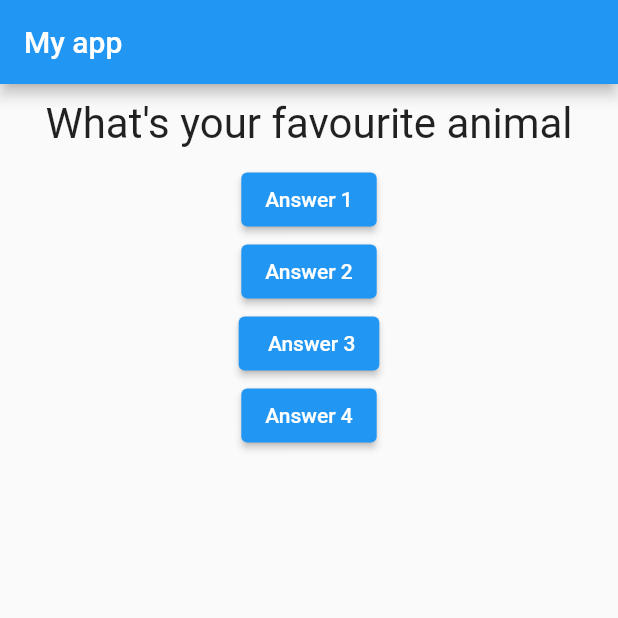
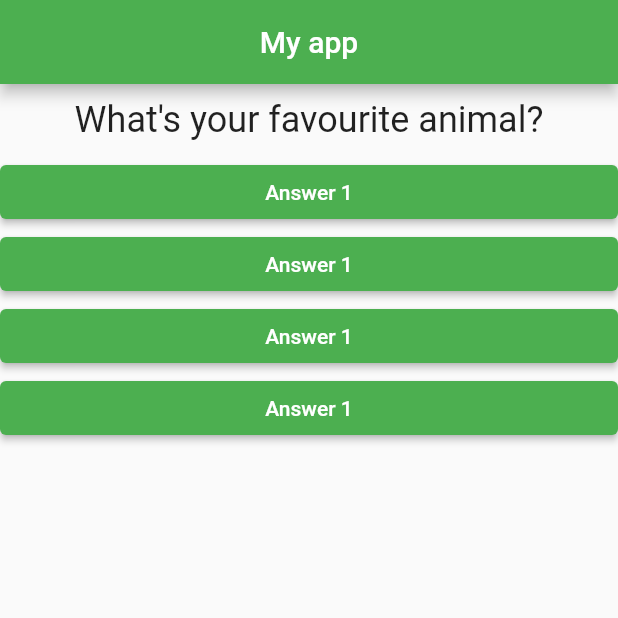
Before and after one commit to NicholasNgaruiya/Personality-Test-app, a Flutter app: the screen it shows after launch, after a tap on "Answer 1", on a phone screen of 412 x 824 dp, the top half of it. Run offline on Flutter 3.47's test engine with Material 2 defaults, Android fonts, the phone set to English and light mode, and no system bars.

Commit message:
Created an Answer widget for all my answers and styled it and also created  a List of maps for the questions and answers

```diff
--- /dev/null
+++ b/lib/answer.dart
@@ -0,0 +1,24 @@
+import 'package:flutter/material.dart';
+
+class Answer extends StatelessWidget {
+  final VoidCallback selectHandler;
+
+  const Answer(this.selectHandler, {super.key});
+
+  @override
+  Widget build(BuildContext context) {
+    return Container(
+      width: double.infinity,
+      child: ElevatedButton(
+        style: ElevatedButton.styleFrom(
+          backgroundColor: Colors.green,
+          foregroundColor: Colors.white,
+          // elevation: 20,
+          // shadowColor: Colors.greenAccent,
+        ),
+        onPressed: selectHandler,
+        child: const Text('Answer 1'),
+      ),
+    );
+  }
+}
--- a/lib/main.dart
+++ b/lib/main.dart
@@ -1,16 +1,18 @@
 import 'package:flutter/material.dart';
 import './question.dart';
+import './answer.dart';
 
 void main() {
-  runApp(MyApp());
+  runApp(const MyApp());
 }
 
 // void main() => runApp(MyApp());
 
 class MyApp extends StatefulWidget {
+  const MyApp({super.key});
+
   @override
   State<StatefulWidget> createState() {
-    // TODO: implement createState
     return _MyAppState();
   }
 }
@@ -22,42 +24,40 @@ class _MyAppState extends State<MyApp> {
     setState(() {
       _questionIndex = _questionIndex + 1;
     });
-    print(_questionIndex);
+    // print(_questionIndex);
   }
 
   @override
   Widget build(BuildContext context) {
     var questions = [
-      'What\'s your favourite color',
-      'What\'s your favourite animal',
+      {
+        'questionText': 'What\'s your favourite color?',
+        'answers': ['Black', 'Red', 'Green', 'White']
+      },
+      {
+        'questionText': 'What\'s your favourite animal?',
+        'answers': ['Bunny', 'Cat', 'Dog', 'Chicken']
+      },
+      {
+        'questionText': 'Who\'s your favourite lecturer?',
+        'answers': ['Brad', 'Joe', 'Max', 'Fireship']
+      },
     ];
     return MaterialApp(
       home: Scaffold(
         appBar: AppBar(
           title: const Text('My app'),
+          backgroundColor: Colors.green,
+          centerTitle: true,
         ),
         body: Column(children: [
           Question(
-            questions[_questionIndex],
+            questions[_questionIndex]['questionText'] as String,
           ),
-          ElevatedButton(
-            onPressed: _answerQuestion,
-            child: const Text('Answer 1'),
-          ),
-          ElevatedButton(
-            onPressed: () => print('Answer 2 chosen!'),
-            child: const Text('Answer 2'),
-          ),
-          ElevatedButton(
-            onPressed: () {
-              print('Answer 3 chosen');
-            },
-            child: const Text(' Answer 3'),
-          ),
-          ElevatedButton(
-            onPressed: () => print('Answer 4 chosen!'),
-            child: const Text('Answer 4'),
-          )
+          Answer(_answerQuestion),
+          Answer(_answerQuestion),
+          Answer(_answerQuestion),
+          Answer(_answerQuestion),
         ]),
       ),
     );
--- a/lib/question.dart
+++ b/lib/question.dart
@@ -2,7 +2,7 @@ import 'package:flutter/material.dart';
 
 class Question extends StatelessWidget {
   final String questionText;
-  Question(this.questionText);
+  const Question(this.questionText, {super.key});
   @override
   Widget build(BuildContext context) {
     return Container(
@@ -10,7 +10,7 @@ class Question extends StatelessWidget {
       margin: const EdgeInsets.all(10),
       child: Text(
         questionText,
-        style: const TextStyle(fontSize: 28),
+        style: const TextStyle(fontSize: 24),
         textAlign: TextAlign.center,
       ),
     );
```
